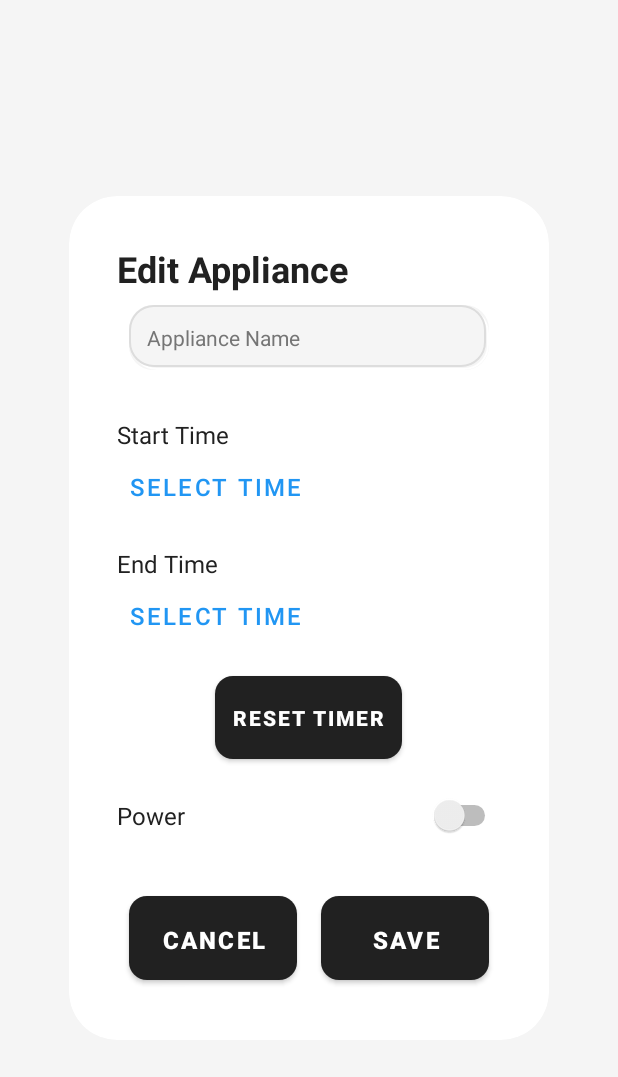
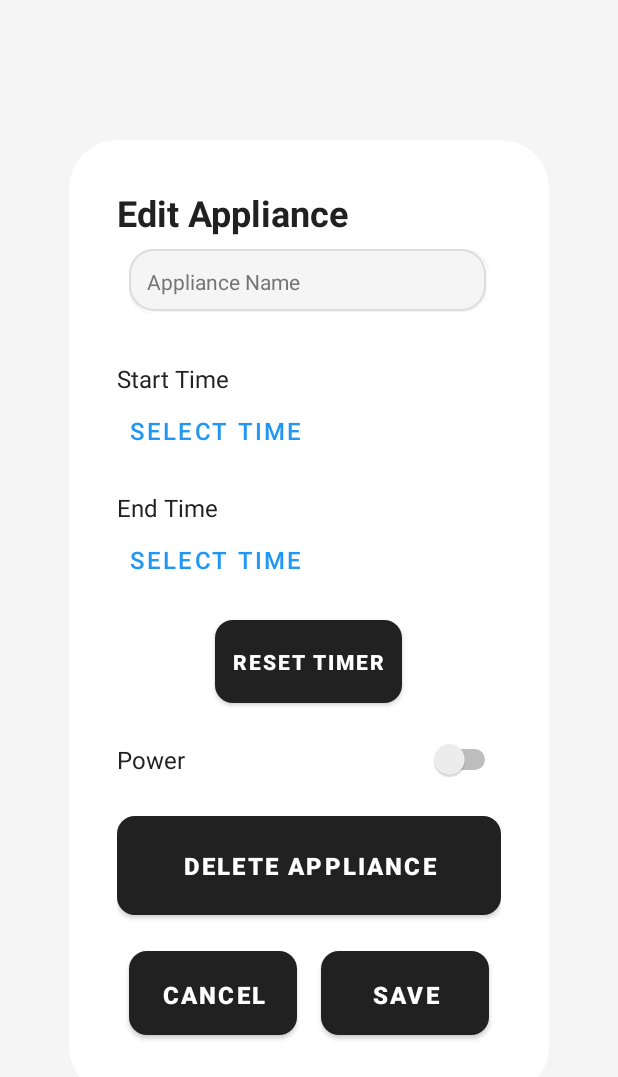
Before and after one commit to alphastar-avi/Switch, an Android app: the layout dialog_edit_appliance.xml on its own in the app's theme, with its tools: preview values and no code run, on a phone screen of 412 x 824 dp. Shown: the top 1077 px of the screen. Run offline under Robolectric (Android 15) with nearby library versions, the phone set to English and light mode, and no system bars.

Commit message:
delete parameter

```diff
--- a/app/src/main/res/layout/dialog_edit_appliance.xml
+++ b/app/src/main/res/layout/dialog_edit_appliance.xml
@@ -102,10 +102,22 @@
 
         </LinearLayout>
 
+        <Button
+            android:id="@+id/btnDelete"
+            android:layout_width="match_parent"
+            android:layout_height="wrap_content"
+            android:layout_marginTop="24dp"
+            android:background="@drawable/neumorphic_button_background"
+            android:padding="16dp"
+            android:text="Delete Appliance"
+            android:textColor="@color/white"
+            android:textSize="16sp"
+            android:textStyle="bold" />
+
         <LinearLayout
             android:layout_width="match_parent"
             android:layout_height="wrap_content"
-            android:layout_marginTop="32dp"
+            android:layout_marginTop="16dp"
             android:orientation="horizontal">
 
             <Button
```
Also changed, not shown: app/src/main/java/com/example/aswitch/EditApplianceDialog.kt (+9 -1 lines), app/src/main/java/com/example/aswitch/MainActivity.kt (+15 -6 lines).
